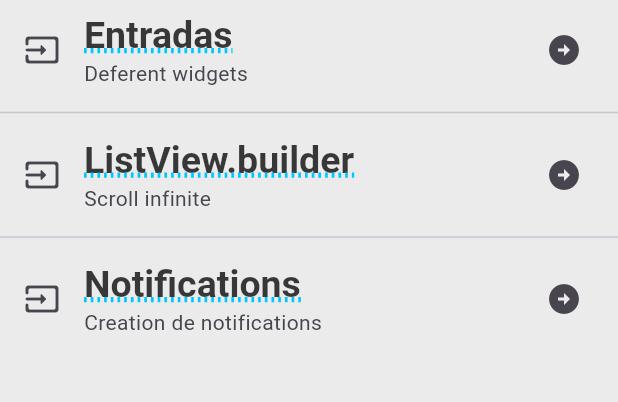
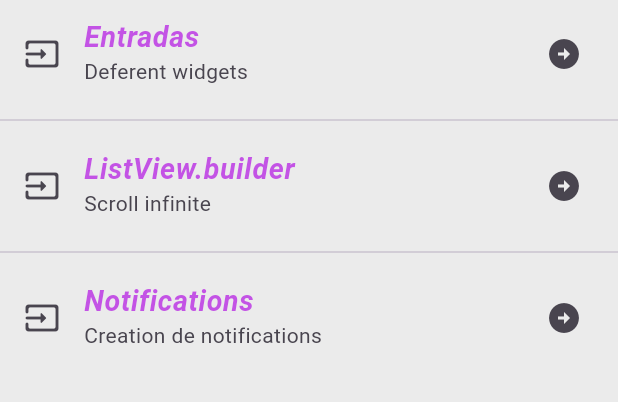
Before and after one commit to SpideryBook7/Componentes_flutter, a Flutter app: the screen it shows after launch, on a phone screen of 412 x 824 dp, the part 84-486 px from its top. Run offline on Flutter 3.47's test engine with Material 3 defaults, Android fonts, the phone set to English and light mode, and no system bars; our stand-ins replace google_fonts; Roboto replaces fonts that are missing (Adamina).

Commit message:
Finalizing the AppTheme

```diff
--- a/lib/screens/home_screen.dart
+++ b/lib/screens/home_screen.dart
@@ -17,7 +17,7 @@ class HomeScreen extends StatelessWidget {
             leading: const Icon(Icons.input_rounded),
             title: Text(
               'Entradas ',
-              style: Theme.of(context).textTheme.headlineLarge,
+              style: Theme.of(context).textTheme.bodySmall,
             ),
             subtitle: const Text('Deferent widgets'),
             trailing: const Icon(Icons.arrow_circle_right),
@@ -27,7 +27,7 @@ class HomeScreen extends StatelessWidget {
             leading: const Icon(Icons.input_rounded),
             title: Text(
               'ListView.builder ',
-              style: Theme.of(context).textTheme.headlineLarge,
+              style: Theme.of(context).textTheme.bodySmall,
             ),
             subtitle: const Text('Scroll infinite'),
             trailing: const Icon(Icons.arrow_circle_right),
@@ -37,7 +37,7 @@ class HomeScreen extends StatelessWidget {
             leading: const Icon(Icons.input_rounded),
             title: Text(
               'Notifications',
-              style: Theme.of(context).textTheme.headlineLarge,
+              style: Theme.of(context).textTheme.bodySmall,
             ),
             subtitle: const Text('Creation de notifications'),
             trailing: const Icon(Icons.arrow_circle_right),
--- a/lib/theme/app_theme.dart
+++ b/lib/theme/app_theme.dart
@@ -5,6 +5,7 @@ class AppTheme {
   // Declaracion de color
   static const lightColor = Color.fromARGB(255, 255, 255, 255);
   static const blackColor = Color.fromARGB(198, 3, 3, 3);
+  static const accentcolor = Color.fromARGB(197, 184, 39, 228);
 
   // Declaracion del thema light
   static final ThemeData lightTheme = ThemeData.light().copyWith(
@@ -22,6 +23,12 @@ class AppTheme {
         decorationStyle: TextDecorationStyle.dotted,
         decorationThickness: 3.0,
       ),
+      bodySmall: GoogleFonts.mPlus1(
+        color: accentcolor,
+        fontSize: 19.0,
+        fontWeight: FontWeight.bold,
+        fontStyle: FontStyle.italic,
+      ),
     ),
   );
 }
```
Also changed, not shown: lib/screens/infinite_list_screen.dart (added), lib/screens/inputs_screen.dart (added), lib/screens/notifications_screen.dart (added).
